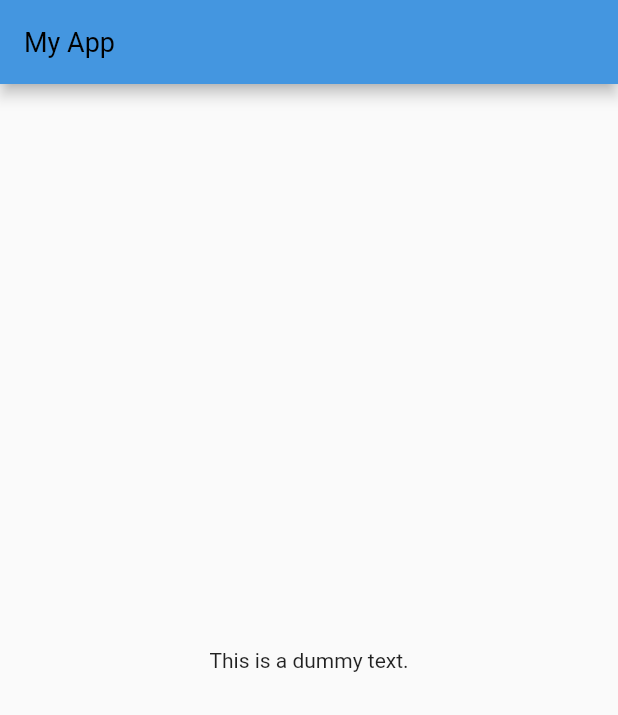
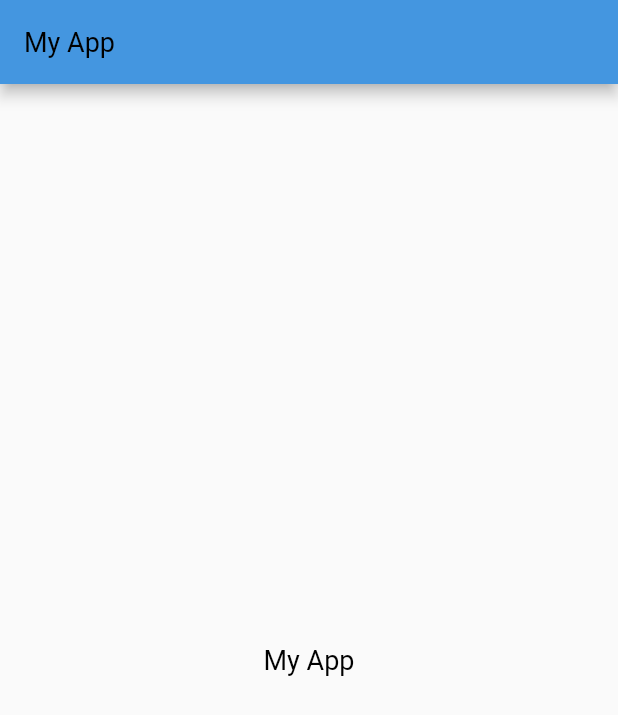
Before and after one commit to Aman2two/customtheme, a Flutter app: the screen it shows after launch, on a phone screen of 412 x 824 dp. Shown: the top 715 px of the screen. Run offline on Flutter 3.47's test engine with Material 2 defaults, Android fonts, the phone set to English and light mode, and no system bars; our stand-ins replace get_it.

Commit message:
custom text widget added

```diff
--- a/lib/app_configuration_json.dart
+++ b/lib/app_configuration_json.dart
@@ -67,9 +67,19 @@ Map<String,Map<String,Object>> textThemeConfig={
     "textColor": 0xff000000,
     "textStyle":"normal"
   },
+  "TextTheme1Dark":{
+    "fontSize":10.0,
+    "textColor": 0xffffffff,
+    "textStyle":"normal"
+  },
   "TextTheme2":{
     "fontSize":12.0,
     "textColor": 0xff000000,
+    "textStyle":"normal"
+  },
+  "TextTheme2Dark":{
+    "fontSize":12.0,
+    "textColor": 0xffffffff,
     "textStyle":"normal"
   },
   "TextTheme3":{
@@ -77,9 +87,19 @@ Map<String,Map<String,Object>> textThemeConfig={
     "textColor": 0xff000000,
     "textStyle":"normal"
   },
+  "TextTheme3Dark":{
+    "fontSize":14.0,
+    "textColor": 0xffffffff,
+    "textStyle":"normal"
+  },
   "TextTheme4":{
     "fontSize":16.0,
     "textColor": 0xff000000,
+    "textStyle":"normal"
+  },
+  "TextTheme4Dark":{
+    "fontSize":16.0,
+    "textColor": 0xffffffff,
     "textStyle":"normal"
   },
   "TextTheme5":{
@@ -87,9 +107,19 @@ Map<String,Map<String,Object>> textThemeConfig={
     "textColor": 0xff000000,
     "textStyle":"normal"
   },
+  "TextTheme5Dark":{
+    "fontSize":18.0,
+    "textColor": 0xffffffff,
+    "textStyle":"normal"
+  },
   "TextTheme6":{
     "fontSize":20.0,
     "textColor": 0xff000000,
     "textStyle":"normal"
   },
+  "TextTheme6Dark":{
+    "fontSize":20.0,
+    "textColor": 0xffffffff,
+    "textStyle":"normal"
+  },
 };
--- a/lib/customWidgets/text/text_utils.dart
+++ b/lib/customWidgets/text/text_utils.dart
@@ -5,8 +5,15 @@ import '../../locator.dart';
 
 enum TextStyleEnum { extraSmall, small, regular, medium, large, extraLarge }
 
-class TextUtils {
-  static customTextWidget(TextStyleEnum size, String text, {isBold = false}) {
+class TextWidget extends StatelessWidget {
+  final TextStyleEnum size;
+  final String text;
+  final bool isBold;
+
+  const TextWidget(this.text, this.size, {super.key, this.isBold = false});
+
+  @override
+  Widget build(BuildContext context) {
     switch (size) {
       case TextStyleEnum.extraSmall:
         return createTextWidgetFromMap("TextTheme1", text, isBold);
@@ -23,7 +30,7 @@ class TextUtils {
     }
   }
 
-  static createTextWidgetFromMap(String keyName, String text, bool isBold) {
+  createTextWidgetFromMap(String keyName, String text, bool isBold) {
     Map<String, Map<String, Object>> textThemeMap =
         getIt.get<AppConfigurationJsonHelper>().giveTextThemeMap();
     Map<String, Object> properties = textThemeMap[keyName] ?? {};
--- a/lib/main.dart
+++ b/lib/main.dart
@@ -31,12 +31,11 @@ class MyApp extends StatelessWidget {
               .colorScheme),
       themeMode: ThemeMode.system,
       home: Scaffold(
-          appBar: AppBar(
-              title:
-                  TextUtils.customTextWidget(TextStyleEnum.large, "My App")),
+          appBar:
+              AppBar(title: const TextWidget("My App", TextStyleEnum.large)),
           body: Center(
               child: GestureDetector(
-                  onTap: () {}, child: const Text("This is a dummy text.")))),
+                  onTap: () {}, child: const TextWidget("My App", TextStyleEnum.large)))),
     );
   }
 }
```
